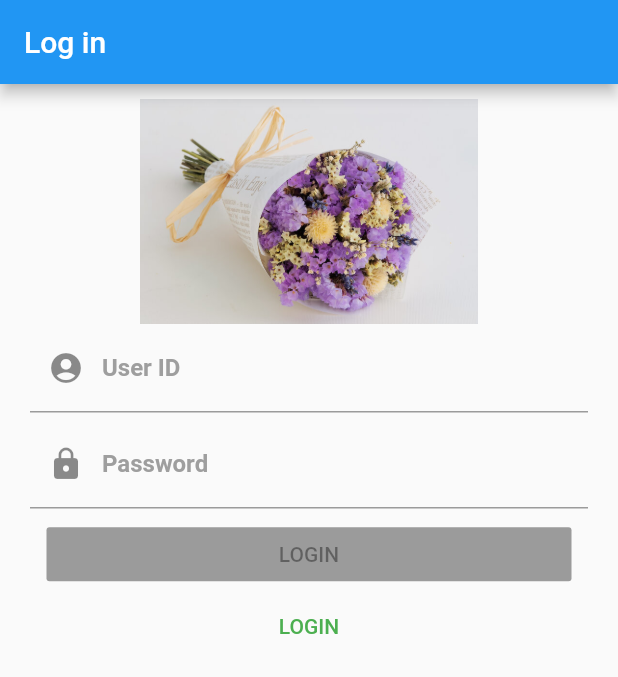
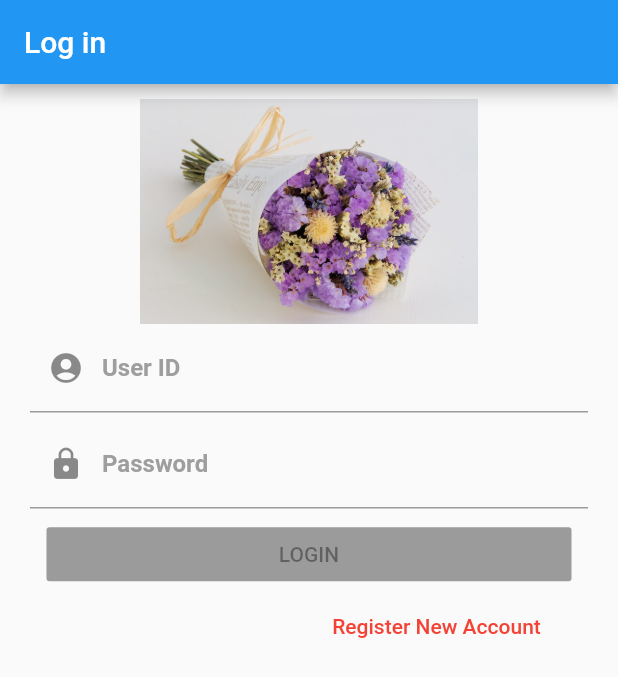
Before and after one commit to momoNiti/flutter_assignment, a Flutter app: the screen it shows after launch, on a phone screen of 412 x 824 dp. Shown: the top 677 px of the screen. Run offline on Flutter 3.47's test engine with Material 2 defaults, Android fonts, the phone set to English and light mode, and no system bars.

Commit message:
flat button register

```diff
--- a/lib/ui/loglin_screen.dart
+++ b/lib/ui/loglin_screen.dart
@@ -61,8 +61,13 @@ class LoginFormState extends State<LoginForm> {
                       ),
                     ),
                     FlatButton(
-                      child: Text("LOGIN"),
-                      textColor: Colors.green,
+                      padding: EdgeInsets.only(left: 170.0),
+                      child: Text(
+                        "Register New Account",
+                        style: TextStyle(
+                          color: Colors.red,
+                        ),
+                        ),
                     )
                   ],
                 ),
```
